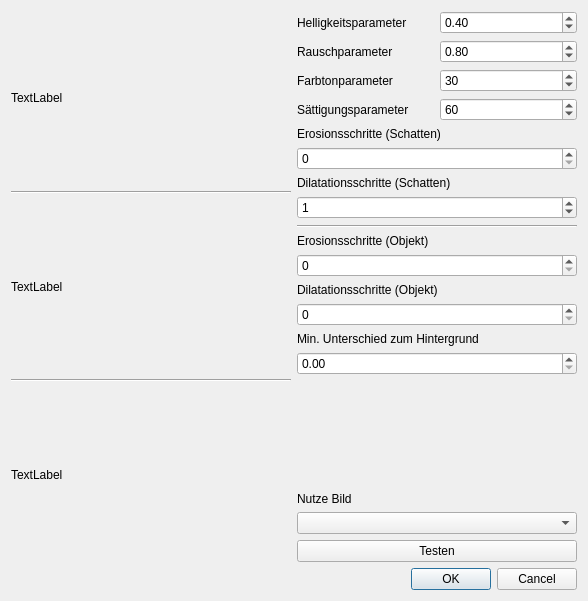
annsimon/bit_shadows, file BIT_Shadows/parameterdialog.ui: the form before one commit.
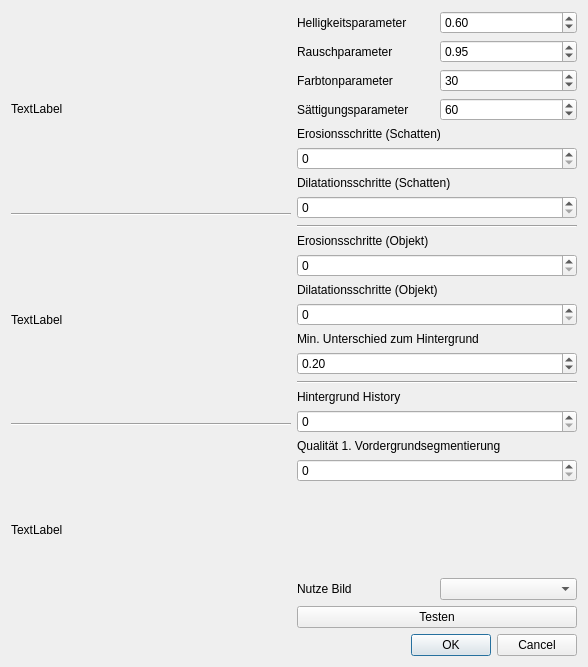
The form after the commit.

```diff
--- a/BIT_Shadows/parameterdialog.ui
+++ b/BIT_Shadows/parameterdialog.ui
@@ -7,7 +7,7 @@
     <x>0</x>
     <y>0</y>
     <width>588</width>
-    <height>601</height>
+    <height>667</height>
    </rect>
   </property>
   <property name="windowTitle">
@@ -84,7 +84,7 @@
             <double>0.100000000000000</double>
            </property>
            <property name="value">
-            <double>0.400000000000000</double>
+            <double>0.600000000000000</double>
            </property>
           </widget>
          </item>
@@ -97,7 +97,7 @@
             <double>0.100000000000000</double>
            </property>
            <property name="value">
-            <double>0.800000000000000</double>
+            <double>0.950000000000000</double>
            </property>
           </widget>
          </item>
@@ -174,7 +174,7 @@
           <number>10</number>
          </property>
          <property name="value">
-          <number>1</number>
+          <number>0</number>
          </property>
         </widget>
        </item>
@@ -225,6 +225,44 @@
          <property name="maximum">
           <double>1.000000000000000</double>
          </property>
+         <property name="value">
+          <double>0.200000000000000</double>
+         </property>
+        </widget>
+       </item>
+       <item>
+        <widget class="Line" name="line_4">
+         <property name="orientation">
+          <enum>Qt::Horizontal</enum>
+         </property>
+        </widget>
+       </item>
+       <item>
+        <widget class="QLabel" name="label_11">
+         <property name="text">
+          <string>Hintergrund History</string>
+         </property>
+        </widget>
+       </item>
+       <item>
+        <widget class="QSpinBox" name="spinBoxHistory">
+         <property name="value">
+          <number>0</number>
+         </property>
+        </widget>
+       </item>
+       <item>
+        <widget class="QLabel" name="label_12">
+         <property name="text">
+          <string>Qualität 1. Vordergrundsegmentierung</string>
+         </property>
+        </widget>
+       </item>
+       <item>
+        <widget class="QSpinBox" name="spinBoxQuality">
+         <property name="value">
+          <number>0</number>
+         </property>
         </widget>
        </item>
        <item>
@@ -241,14 +279,24 @@
         </spacer>
        </item>
        <item>
-        <widget class="QLabel" name="label_5">
-         <property name="text">
-          <string>Nutze Bild</string>
+        <layout class="QHBoxLayout" name="horizontalLayout_2">
+         <property name="leftMargin">
+          <number>0</number>
          </property>
-        </widget>
-       </item>
-       <item>
-        <widget class="QComboBox" name="comboBoxImage"/>
+         <property name="topMargin">
+          <number>0</number>
+         </property>
+         <item>
+          <widget class="QLabel" name="label_5">
+           <property name="text">
+            <string>Nutze Bild</string>
+           </property>
+          </widget>
+         </item>
+         <item>
+          <widget class="QComboBox" name="comboBoxImage"/>
+         </item>
+        </layout>
        </item>
        <item>
         <widget class="QPushButton" name="pushButtonTest">
```
Left out of the diff: 2 changed lines with no effect on the pictures.
